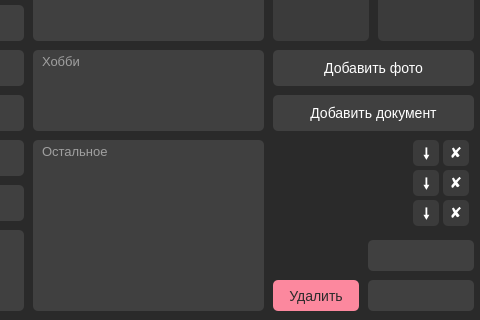
The window that src/add_user/add_user.ui (b0shka/desktop_database) describes before a commit, drawn with Qt 5; both pictures show x 197 to 677 and y 350 to 670 of the 677 by 670 pixel window.
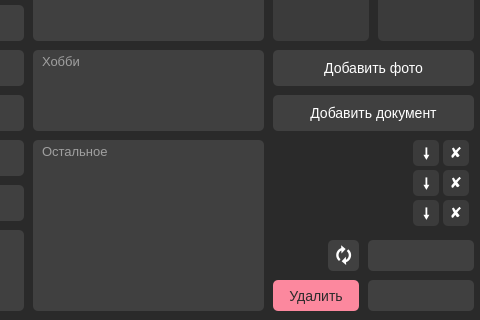
The same window after the commit.

Commit message: Added convert to .txt file

The edit to the form file:
```diff
--- a/src/add_user/add_user.ui
+++ b/src/add_user/add_user.ui
@@ -1427,6 +1427,40 @@
      <string>Хобби</string>
     </property>
    </widget>
+   <widget class="QPushButton" name="convert">
+    <property name="geometry">
+     <rect>
+      <x>525</x>
+      <y>590</y>
+      <width>31</width>
+      <height>31</height>
+     </rect>
+    </property>
+    <property name="font">
+     <font>
+      <pointsize>-1</pointsize>
+      <weight>75</weight>
+      <italic>false</italic>
+      <bold>true</bold>
+     </font>
+    </property>
+    <property name="styleSheet">
+     <string notr="true">QPushButton {
+	font-size: 18px;
+	color: white;
+	background-color: #404040;
+	border-radius: 5px;
+	font-weight: bold;
+	padding-top: 5px;
+}
+QPushButton::hover {
+	background-color: #949494;
+}</string>
+    </property>
+    <property name="text">
+     <string>🗘</string>
+    </property>
+   </widget>
   </widget>
  </widget>
  <resources/>
```
The commit also changes 15 other files.
